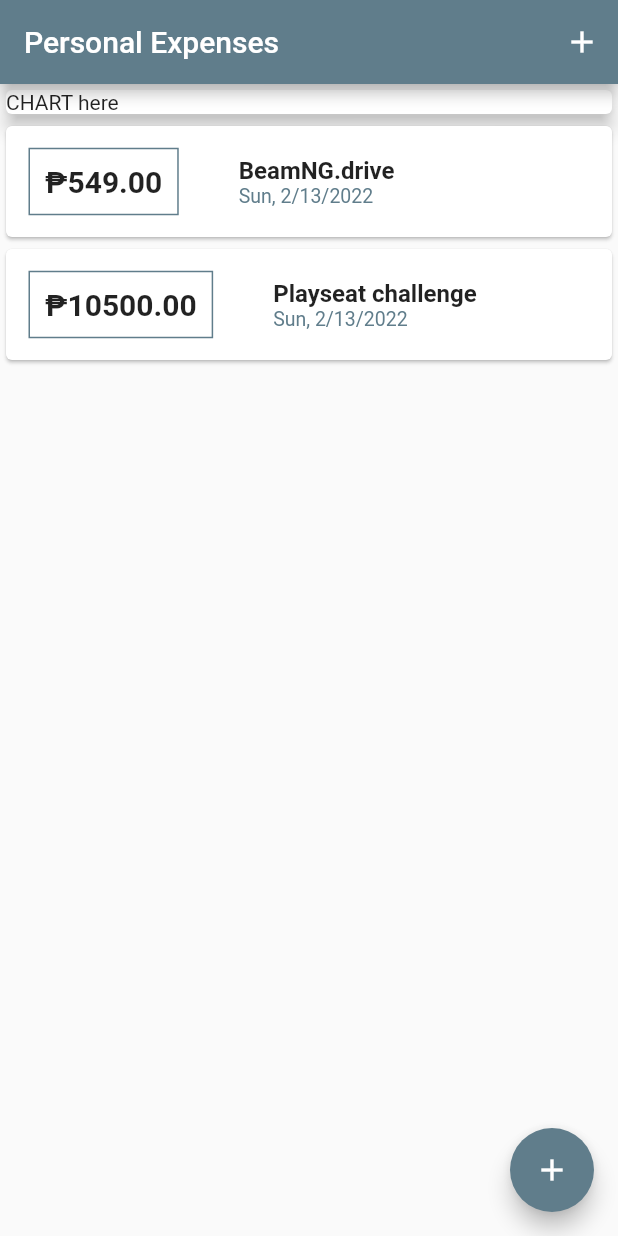
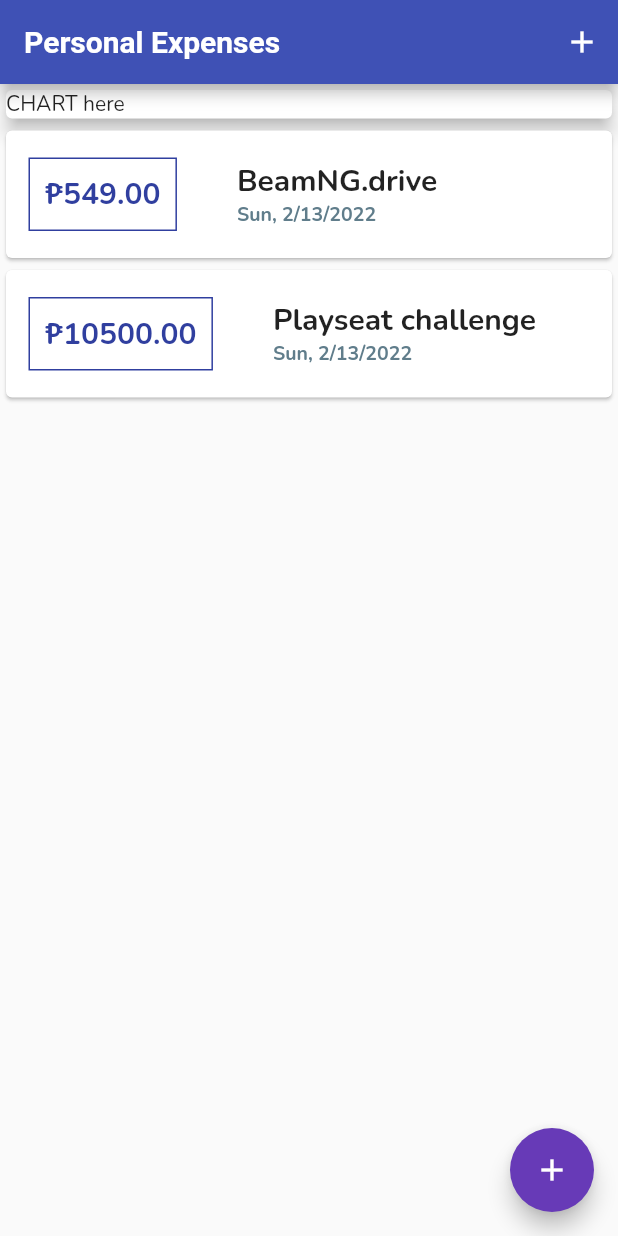
Before and after one commit to johnkevinlosito/personal_expenses_flutter, a Flutter app: the screen it shows after launch, on a phone screen of 412 x 824 dp. Run offline on Flutter 3.47's test engine with Material 2 defaults, Android fonts, the phone set to English and light mode, and no system bars; Roboto replaces fonts that are missing (OpenSans).

Commit message:
update theme

```diff
--- a/lib/main.dart
+++ b/lib/main.dart
@@ -10,10 +10,48 @@ class MyApp extends StatelessWidget {
 
   @override
   Widget build(BuildContext context) {
+    final ThemeData theme = ThemeData(
+      primarySwatch: Colors.indigo,
+      fontFamily: 'Nunito',
+      textTheme: const TextTheme(
+        headline6: TextStyle(
+          fontWeight: FontWeight.bold,
+          fontSize: 20,
+          fontFamily: 'Nunito',
+        ),
+      ),
+      appBarTheme: AppBarTheme(
+          toolbarTextStyle: ThemeData.light()
+              .textTheme
+              .copyWith(
+                headline6: const TextStyle(
+                  fontWeight: FontWeight.bold,
+                  fontSize: 20,
+                  fontFamily: 'Nunito',
+                ),
+              )
+              .bodyText2,
+          titleTextStyle: const TextStyle(
+            fontFamily: 'OpenSans',
+            fontSize: 20,
+            fontWeight: FontWeight.bold,
+          )
+          // ThemeData.light()
+          //     .textTheme
+          //     .copyWith(
+          //       headline6: const TextStyle(
+          //         fontWeight: FontWeight.bold,
+          //         fontSize: 20,
+          //         fontFamily: 'Nunito',
+          //       ),
+          //     )
+          //     .headline6,
+          ),
+    );
     return MaterialApp(
-      title: 'Flutter App',
-      theme: ThemeData(
-        primarySwatch: Colors.blueGrey,
+      title: 'Personal Expenses',
+      theme: theme.copyWith(
+        colorScheme: theme.colorScheme.copyWith(secondary: Colors.deepPurple),
       ),
       home: const MyHomePage(title: 'Personal Expenses'),
     );
--- a/lib/widgets/transaction_list.dart
+++ b/lib/widgets/transaction_list.dart
@@ -24,16 +24,16 @@ class TransactionList extends StatelessWidget {
                   padding: const EdgeInsets.all(10),
                   decoration: BoxDecoration(
                     border: Border.all(
-                      color: Colors.blueGrey,
+                      color: Theme.of(context).primaryColorDark,
                       width: 1,
                     ),
                   ),
                   child: Text(
                     '₱${transactions[index].amount.toStringAsFixed(2)}',
-                    style: const TextStyle(
+                    style: TextStyle(
                         fontWeight: FontWeight.bold,
                         fontSize: 20,
-                        color: Colors.black87),
+                        color: Theme.of(context).primaryColorDark),
                   ),
                 ),
                 Container(
@@ -45,17 +45,18 @@ class TransactionList extends StatelessWidget {
                   child: Column(
                     crossAxisAlignment: CrossAxisAlignment.start,
                     children: [
-                      Text(
-                        transactions[index].title,
-                        style: const TextStyle(
-                            fontWeight: FontWeight.bold,
-                            fontSize: 16,
-                            color: Colors.black87),
-                      ),
+                      Text(transactions[index].title,
+                          style: Theme.of(context).textTheme.headline6
+                          // const TextStyle(
+                          //     fontWeight: FontWeight.bold,
+                          //     fontSize: 16,
+                          //     color: Colors.black87),
+                          ),
                       Text(
                         DateFormat('EEE, M/d/y')
                             .format(transactions[index].date),
                         style: const TextStyle(
+                          fontWeight: FontWeight.bold,
                           fontSize: 13,
                           color: Colors.blueGrey,
                         ),
```
Also changed, not shown: pubspec.yaml (+4 -4 lines), assets/fonts/Nunito-VariableFont_wght.ttf (added).
